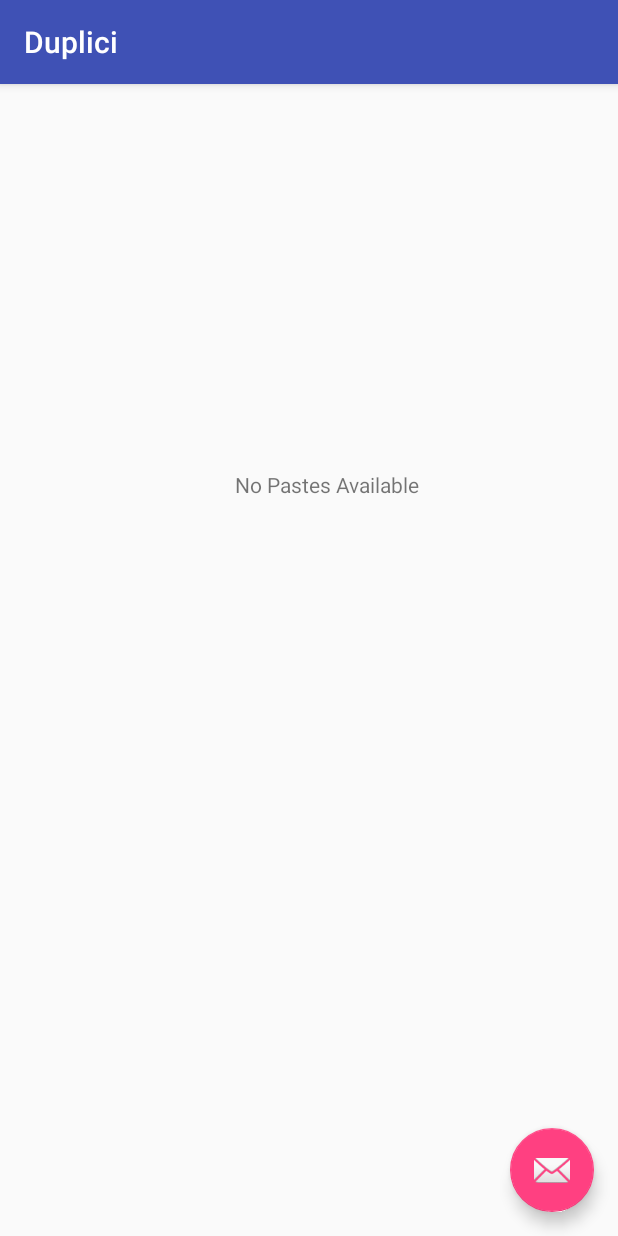
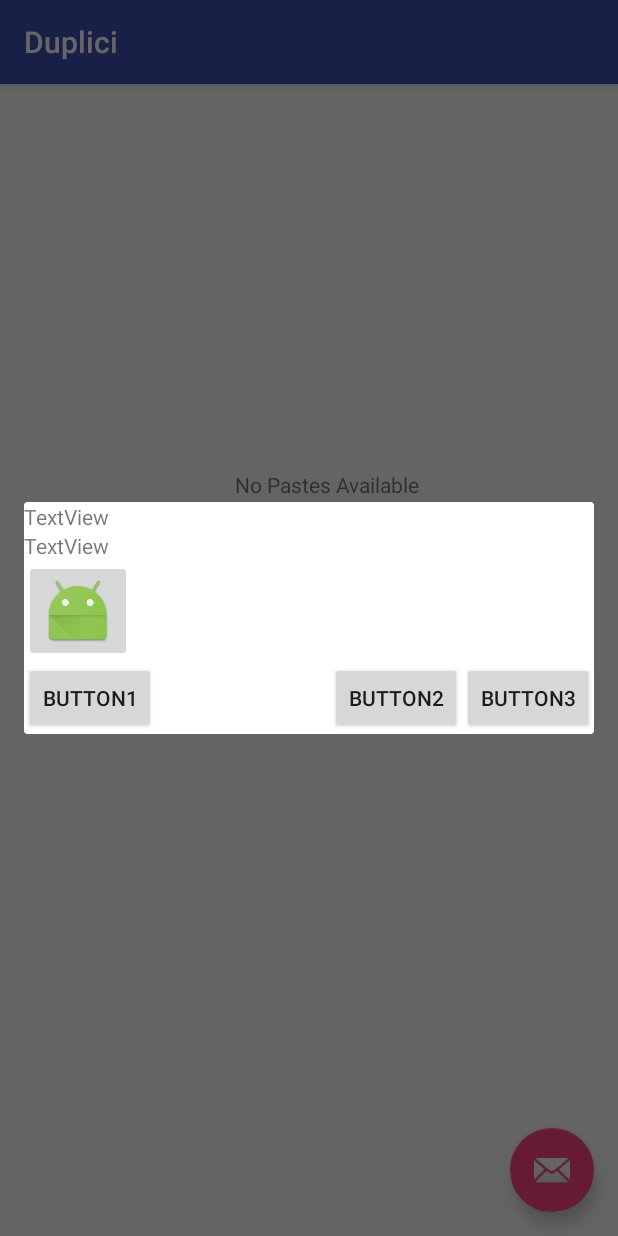
Before and after one commit to nicfol/Duplici, an Android app: the screen it shows after launch (MainActivity), after a tap on an icon or button, on a phone screen of 412 x 824 dp. Run offline under Robolectric (Android 15) with nearby library versions, the phone set to English and light mode, and no system bars; libraries missing offline, so code that uses them is left out: com.afollestad.materialdialogs, com.facebook.stetho; 1 statement that could not run was skipped.

Commit message:
Added kotlin support, a singleton to hold the list of paste and dialog

```diff
--- a/app/src/main/AndroidManifest.xml
+++ b/app/src/main/AndroidManifest.xml
@@ -23,11 +23,11 @@
             android:label="@string/tile_name"
             android:permission="android.permission.BIND_QUICK_SETTINGS_TILE">
             <intent-filter>
-            <action
-                android:name="android.service.quicksettings.action.QS_TILE"/>
+                <action android:name="android.service.quicksettings.action.QS_TILE" />
             </intent-filter>
         </service>
 
+        <activity android:name=".Create_modify_dialog"></activity>
     </application>
 
 </manifest>
--- a/app/src/main/java/com/nicfol/duplici/MainActivity.java
+++ b/app/src/main/java/com/nicfol/duplici/MainActivity.java
@@ -1,7 +1,9 @@
 package com.nicfol.duplici;
 
+import android.app.Dialog;
 import android.content.ClipData;
 import android.content.ClipboardManager;
+import android.content.Context;
 import android.os.Bundle;
 import android.support.design.widget.FloatingActionButton;
 import android.support.v7.app.AppCompatActivity;
@@ -9,6 +11,8 @@ import android.support.v7.widget.LinearLayoutManager;
 import android.support.v7.widget.RecyclerView;
 import android.util.Log;
 import android.view.View;
+import android.widget.Button;
+import android.widget.ImageButton;
 import android.widget.TextView;
 
 import com.afollestad.materialdialogs.MaterialDialog;
@@ -35,7 +39,11 @@ public class MainActivity extends AppCompatActivity {
                         .build());
 
         //Save database to list of pastes
-        pasteList = db.getListOfPastes();
+        //pasteList = db.getListOfPastes();
+
+        PasteListSingleton PS = PasteListSingleton.getInstance();
+        PS.init(this);
+        pasteList = PS.getPasteList();
 
         final RecyclerView rv = (RecyclerView)findViewById(R.id.rv);
         final RVAdapter adapter = new RVAdapter(this, pasteList);
@@ -51,55 +59,46 @@ public class MainActivity extends AppCompatActivity {
         rv.setLayoutManager(llm);
         rv.setAdapter(adapter);
 
-        final MaterialDialog.Builder dialog = new MaterialDialog.Builder(this)
-                .title(R.string.modifyPasteTitle)
-                .content("dothislater")//TODO add content to dialog
-                .positiveText(R.string.modifyPasteAccept)
-                .negativeText(R.string.modifyPasteDiscard);
+        //final MaterialDialog.Builder dialog = new MaterialDialog.Builder(this)
+          //      .title(R.string.modifyPasteTitle)
+            //      .content("dothislater")//TODO add content to dialog
+              //    .positiveText(R.string.modifyPasteAccept)
+                //  .negativeText(R.string.modifyPasteDiscard);
+
+        final Dialog dialog = new Dialog(this);
+        dialog.setContentView(R.layout.fragment_dialog);
+        dialog.setTitle("Title Goes rigt here!");
+
+        TextView text = (TextView)dialog.findViewById(R.id.textView3);
+        TextView text2 = (TextView)dialog.findViewById(R.id.textView4);
+
+        ImageButton button = (ImageButton)dialog.findViewById(R.id.imageButton2);
+
+        Button dialogButton = (Button)dialog.findViewById(R.id.button);
+        Button dialogButton2 = (Button)dialog.findViewById(R.id.button2);
+
+        dialogButton2.setOnClickListener(new View.OnClickListener() {
+            @Override
+            public void onClick(View v) {
+                dialog.dismiss();
+            }
+        });
 
         //Fab
         final FloatingActionButton fab = (FloatingActionButton) findViewById(R.id.fab);
         fab.setOnClickListener(new View.OnClickListener() {
             public void onClick(View v) {
 
-               dialog.show();
+            dialog.show();
 
 
 
-
-                deletePaste(rv, adapter, 0);
-
-                //TODO Remove entry from DB
+            deletePaste(rv, adapter, 0);
             }
         });
 
 
 
-/*
-        final Button updateClipboard = (Button) findViewById(R.id.updateClip);
-        updateClipboard.setOnClickListener(new View.OnClickListener() {
-            public void onClick(View v) {
-
-                EditText clipLabel = (EditText) findViewById(R.id.label);
-                EditText clipText = (EditText) findViewById(R.id.clip);
-
-                if(clipLabel != null && clipText != null) {
-                    try {
-                        String savedLabel = clipLabel.getText().toString();
-                        String savedText = clipText.getText().toString();
-
-                        db.insertPaste(savedLabel, savedText, "ico");
-
-                        updateClip(savedLabel, savedText);
-
-
-                    } catch (Exception e) {
-                        e.printStackTrace();
-                    }
-                }
-            }
-        });
-*/
     }
 
     public void deletePaste(RecyclerView rv, RVAdapter adapter, int indexToDelete) {
@@ -126,11 +125,4 @@ public class MainActivity extends AppCompatActivity {
         }
     }
 
-    private void updateClip(String label, String text) {
-        ClipData clip = ClipData.newPlainText(label, text);
-        ClipboardManager clipboard = null;
-        clipboard.setPrimaryClip(clip);
-        Log.d("Updated Clip:", String.valueOf(clipboard.getPrimaryClipDescription().getLabel()) + " : " + String.valueOf(clipboard.getPrimaryClip().getItemAt(0).getText()));
-    }
-
 }
--- /dev/null
+++ b/app/src/main/java/com/nicfol/duplici/PasteListSingleton.java
@@ -0,0 +1,51 @@
+package com.nicfol.duplici;
+
+import android.app.Activity;
+import android.content.Context;
+
+import java.util.ArrayList;
+import java.util.List;
+
+/**
+ * Created by Nicolai on 29-07-2017.
+ */
+
+class PasteListSingleton {
+    private static final PasteListSingleton ourInstance = new PasteListSingleton();
+
+    static PasteListSingleton getInstance() {
+        return ourInstance;
+    }
+
+    private PasteListSingleton() { }
+
+
+
+    private static Context appContext;
+    private static List<Paste> pasteList = new ArrayList<>();
+    static DBHelper db;
+
+
+    protected void init(Context context) {
+        appContext = context;
+
+        if(context != null){
+            db = new DBHelper(appContext);
+            pasteList = db.getListOfPastes();
+        }
+    }
+
+    protected static void insertData(String cLabel, String cText, int cIcon) {
+        Paste tempPaste = new Paste(cLabel, cText, cIcon);
+        pasteList.add(tempPaste);
+
+        db = new DBHelper(appContext);
+        db.insertPaste(cLabel, cText, cIcon);
+        db.close();
+    }
+
+    protected List getPasteList() {
+        return pasteList;
+    }
+
+}
--- a/app/src/main/java/com/nicfol/duplici/QuickSettingsService.java
+++ b/app/src/main/java/com/nicfol/duplici/QuickSettingsService.java
@@ -1,6 +1,7 @@
 package com.nicfol.duplici;
 
 import android.annotation.TargetApi;
+import android.content.ClipData;
 import android.content.ClipboardManager;
 import android.content.Context;
 import android.os.Build;
@@ -40,4 +41,37 @@ public class QuickSettingsService extends TileService {
         Log.d("QS", "Tile removed");
     }
 
+
+
+
+    private void updateClip(String label, String text) {
+        ClipData clip = ClipData.newPlainText(label, text);
+        ClipboardManager clipboard = null;
+        clipboard.setPrimaryClip(clip);
+        Log.d("Updated Clip:", String.valueOf(clipboard.getPrimaryClipDescription().getLabel()) + " : " + String.valueOf(clipboard.getPrimaryClip().getItemAt(0).getText()));
+    }
+
+    /*
+    public void onClick(View v) {
+
+        EditText clipLabel = (EditText) findViewById(R.id.label);
+        EditText clipText = (EditText) findViewById(R.id.clip);
+
+        if(clipLabel != null && clipText != null) {
+            try {
+                String savedLabel = clipLabel.getText().toString();
+                String savedText = clipText.getText().toString();
+
+                db.insertPaste(savedLabel, savedText, "ico");
+
+                updateClip(savedLabel, savedText);
+
+
+            } catch (Exception e) {
+                e.printStackTrace();
+            }
+        }
+    }
+    */
+
 }
--- /dev/null
+++ b/app/src/main/java/layout/DialogFragmento.kt
@@ -0,0 +1,27 @@
+package layout
+
+import android.app.Fragment
+import android.os.Bundle
+import android.view.LayoutInflater
+import android.view.View
+import android.view.ViewGroup
+import com.nicfol.duplici.R
+
+import kotlinx.android.synthetic.main.fragment_dialog.*
+
+class DialogFragmento : Fragment() {
+    val TAG = javaClass.canonicalName
+
+    companion object {
+        fun newInstance(): DialogFragmento {
+            return DialogFragmento()
+        }
+    }
+
+    override fun onViewCreated(view: View?, savedInstanceState: Bundle?) {
+        super.onCreate(savedInstanceState)
+    }
+
+
+
+}
--- /dev/null
+++ b/app/src/main/res/layout/fragment_dialog.xml
@@ -0,0 +1,64 @@
+<FrameLayout xmlns:android="http://schemas.android.com/apk/res/android"
+    xmlns:app="http://schemas.android.com/apk/res-auto"
+    xmlns:tools="http://schemas.android.com/tools"
+    android:layout_width="match_parent"
+    android:layout_height="match_parent"
+    tools:context="layout.DialogFragmento">
+
+    <!-- TODO: Update blank fragment layout -->
+
+    <RelativeLayout
+        android:layout_width="match_parent"
+        android:layout_height="match_parent">
+
+        <TextView
+            android:id="@+id/textView3"
+            android:layout_width="wrap_content"
+            android:layout_height="wrap_content"
+            android:layout_alignParentStart="true"
+            android:layout_alignParentTop="true"
+            android:text="TextView" />
+
+        <TextView
+            android:id="@+id/textView4"
+            android:layout_width="wrap_content"
+            android:layout_height="wrap_content"
+            android:layout_alignParentStart="true"
+            android:layout_below="@+id/textView3"
+            android:text="TextView" />
+
+        <ImageButton
+            android:id="@+id/imageButton2"
+            android:layout_width="wrap_content"
+            android:layout_height="wrap_content"
+            android:layout_alignParentStart="true"
+            android:layout_below="@+id/textView4"
+            app:srcCompat="@mipmap/ic_launcher" />
+
+        <Button
+            android:id="@+id/button"
+            android:layout_width="wrap_content"
+            android:layout_height="wrap_content"
+            android:layout_alignParentStart="true"
+            android:layout_below="@+id/imageButton2"
+            android:text="Button1" />
+
+        <Button
+            android:id="@+id/button2"
+            android:layout_width="wrap_content"
+            android:layout_height="wrap_content"
+            android:text="Button2"
+            android:layout_alignBaseline="@+id/button"
+            android:layout_alignBottom="@+id/button"
+            android:layout_toStartOf="@+id/button3" />
+
+        <Button
+            android:id="@+id/button3"
+            android:layout_width="wrap_content"
+            android:layout_height="wrap_content"
+            android:text="Button3"
+            android:layout_alignBaseline="@+id/button2"
+            android:layout_alignBottom="@+id/button2"
+            android:layout_alignParentEnd="true" />
+    </RelativeLayout>
+</FrameLayout>
--- a/app/src/main/res/values/strings.xml
+++ b/app/src/main/res/values/strings.xml
@@ -4,4 +4,7 @@
     <string name="modifyPasteTitle">Modify Paste</string>
     <string name="modifyPasteAccept">Accept</string>
     <string name="modifyPasteDiscard">Discard</string>
+
+    <!-- TODO: Remove or change this placeholder text -->
+    <string name="hello_blank_fragment">Hello blank fragment</string>
 </resources>
--- a/build.gradle
+++ b/build.gradle
@@ -1,11 +1,13 @@
 // Top-level build file where you can add configuration options common to all sub-projects/modules.
 
 buildscript {
+    ext.kotlin_version = '1.1.3-2'
     repositories {
         jcenter()
     }
     dependencies {
         classpath 'com.android.tools.build:gradle:2.3.3'
+        classpath "org.jetbrains.kotlin:kotlin-gradle-plugin:$kotlin_version"
 
         // NOTE: Do not place your application dependencies here; they belong
         // in the individual module build.gradle files
```
Also changed, not shown: app/build.gradle (+13 -6 lines). Lines whose indentation alone changed are shown as unchanged.
